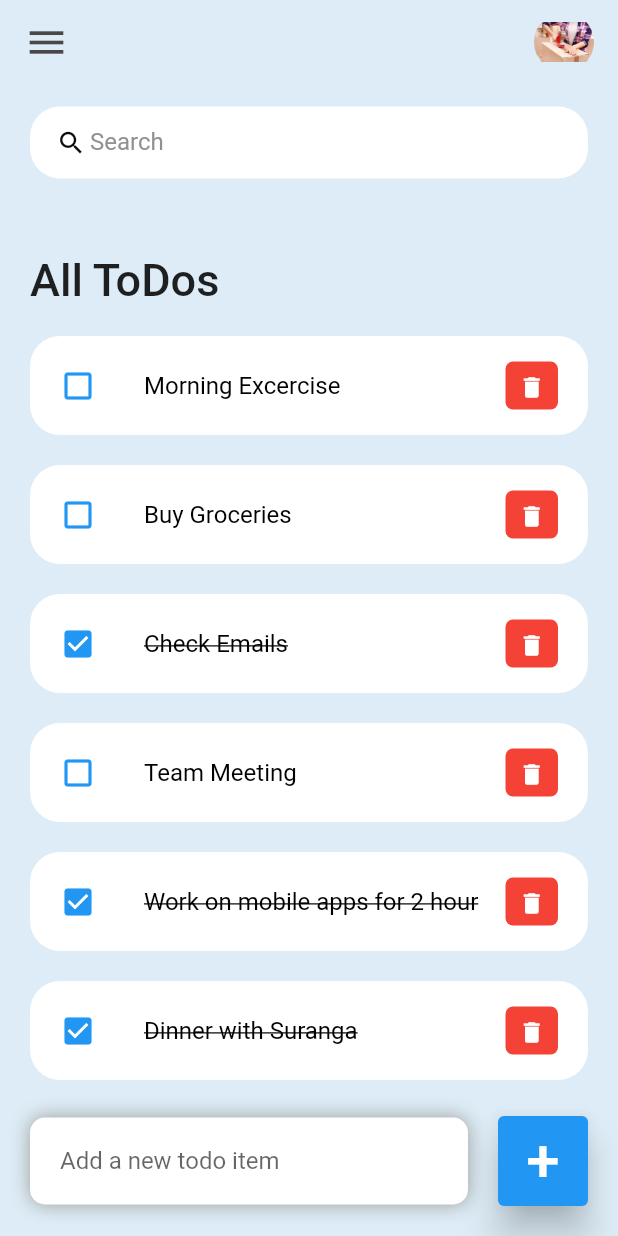
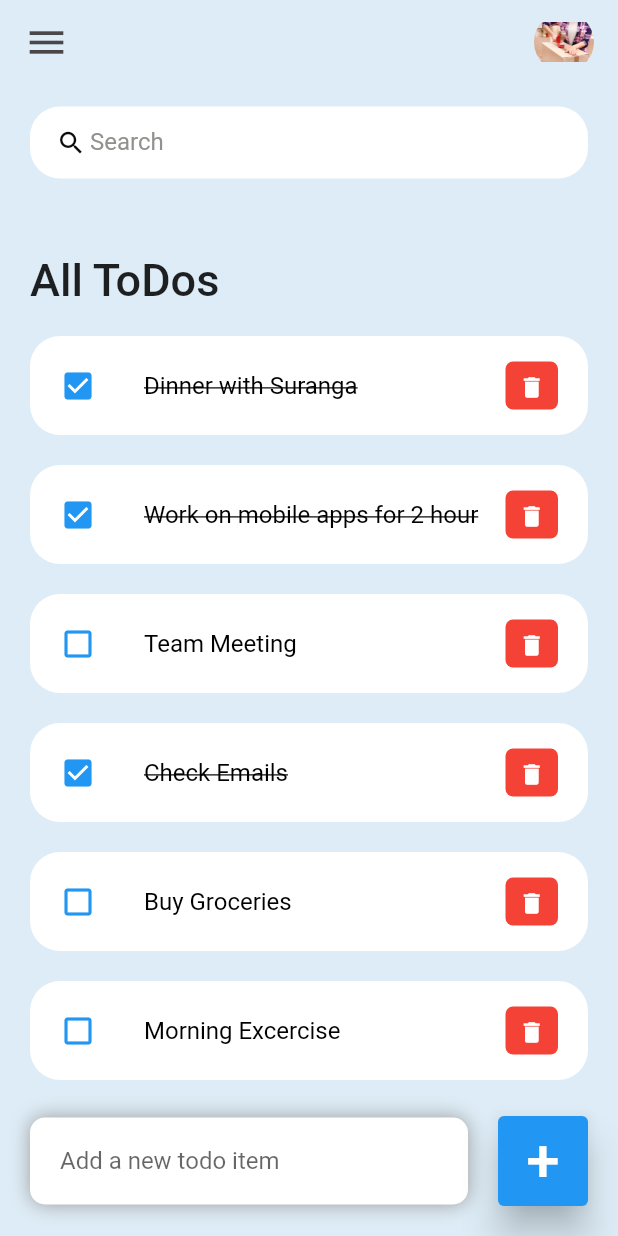
Before and after one commit to pacmadhushan/ToDo_app-Flutter-, a Flutter app: the screen it shows after launch, on a phone screen of 412 x 824 dp. Run offline on Flutter 3.47's test engine with Material 2 defaults, Android fonts, the phone set to English and light mode, and no system bars.

Commit message:
completed Search bar

```diff
--- a/lib/screens/home.dart
+++ b/lib/screens/home.dart
@@ -50,7 +50,7 @@ class _HomeState extends State<Home> {
                             fontSize: 30, fontWeight: FontWeight.w500),
                       ),
                     ),
-                    for (ToDo toDoo in todosList)
+                    for (ToDo toDoo in _foundToDo.reversed)
                       ToDoItem(
                         todo: toDoo,
                         onToDoChanged: _handleToDoChange,
@@ -184,6 +184,9 @@ class _HomeState extends State<Home> {
               .contains(enteredKeyword.toLowerCase()))
           .toList();
     }
+    setState(() {
+      _foundToDo = results;
+    });
   }
 
   Widget searchBox() {
@@ -191,8 +194,9 @@ class _HomeState extends State<Home> {
       padding: EdgeInsets.symmetric(horizontal: 15),
       decoration: BoxDecoration(
           color: Colors.white, borderRadius: BorderRadius.circular(20)),
-      child: const TextField(
-        decoration: InputDecoration(
+      child: TextField(
+        onChanged: (value) => _runFilter(value),
+        decoration: const InputDecoration(
             contentPadding: EdgeInsets.all(0),
             prefixIcon: Icon(
               Icons.search,
```
